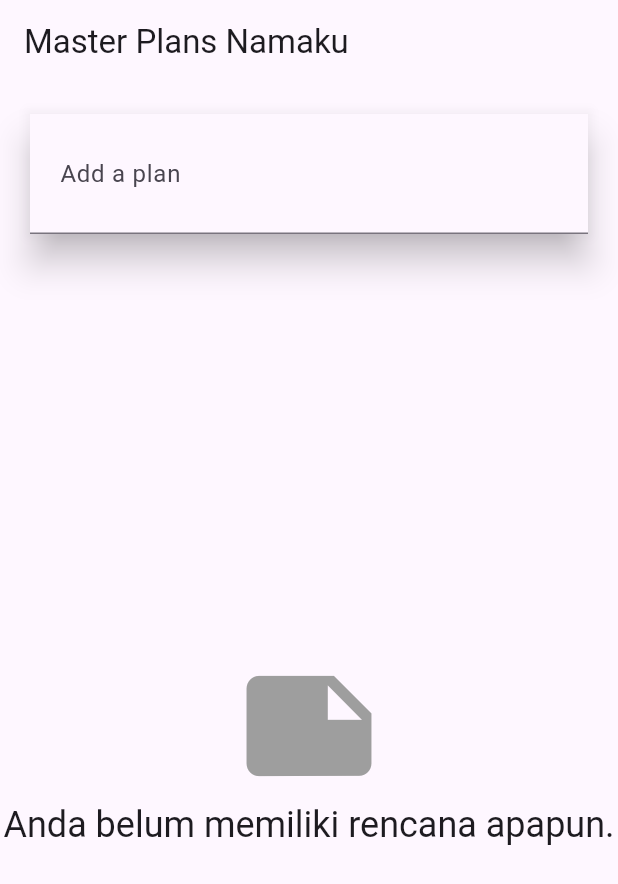
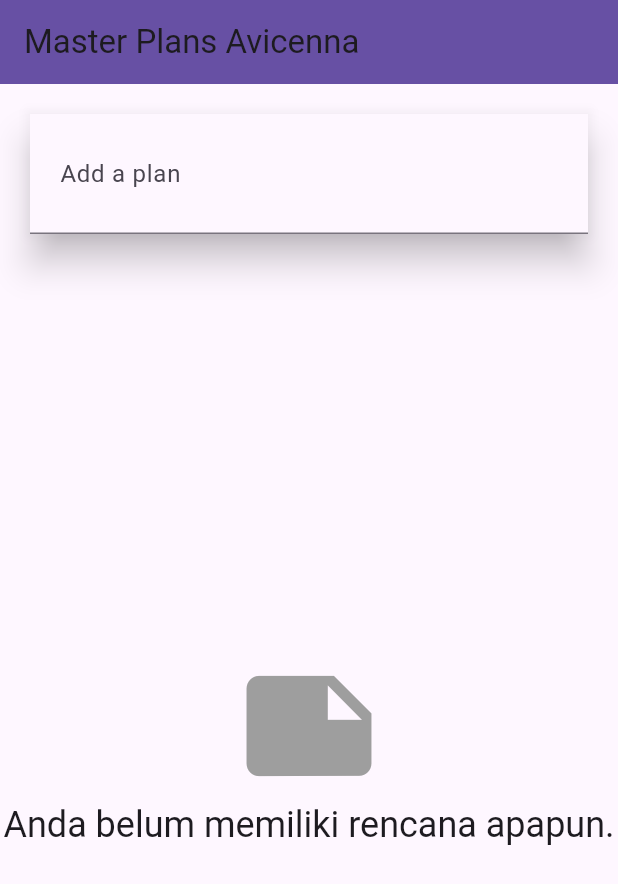
Before and after one commit to avicennamumtaza/courses-mobile, a Flutter app: the screen it shows after launch, on a phone screen of 412 x 824 dp. Shown: the top 884 px of the screen. Run offline on Flutter 3.47's test engine with Material 3 defaults, Android fonts, the phone set to English and light mode, and no system bars; our stand-ins replace auto_size_text, go_router.

Commit message:
task: finish bagian 10

```diff
--- a/Bagian11/master_plan/lib/main.dart
+++ b/Bagian11/master_plan/lib/main.dart
@@ -1,10 +1,11 @@
 import 'package:flutter/material.dart';
-import 'package:master_plan/model/plan.dart';
+import 'package:master_plan/model/data_layer.dart';
 import 'package:master_plan/plan_creator_screen.dart';
-import 'package:master_plan/plan_screen.dart';
+// import 'package:master_plan/plan_screen.dart';
 import 'package:master_plan/provider/plan_provider.dart';
+// import './plan_screen.dart';
 
-void main() => runApp(const MasterPlanApp());
+void main() => runApp(MasterPlanApp());
 
 class MasterPlanApp extends StatelessWidget {
   const MasterPlanApp({super.key});
@@ -18,7 +19,7 @@ class MasterPlanApp extends StatelessWidget {
         theme: ThemeData(
           primarySwatch: Colors.blue,
         ),
-        home: const PlanCreatorScreen(),
+        home: PlanCreatorScreen(),
       ),
     );
   }
--- a/Bagian11/master_plan/lib/plan_creator_screen.dart
+++ b/Bagian11/master_plan/lib/plan_creator_screen.dart
@@ -1,22 +1,28 @@
 import 'package:flutter/material.dart';
-import 'package:master_plan/model/plan.dart';
+import 'package:master_plan/model/data_layer.dart';
 import 'package:master_plan/plan_screen.dart';
 import 'package:master_plan/provider/plan_provider.dart';
 
 class PlanCreatorScreen extends StatefulWidget {
-  const PlanCreatorScreen({super.key});
-
   @override
-  State<PlanCreatorScreen> createState() => _PlanCreatorScreenState();
+  State createState() => _PlanCreateScreenState();
 }
 
-class _PlanCreatorScreenState extends State<PlanCreatorScreen> {
+class _PlanCreateScreenState extends State<PlanCreatorScreen> {
   final textController = TextEditingController();
 
   @override
-  void dispose() {
-    textController.dispose();
-    super.dispose();
+  Widget build(BuildContext context) {
+    return Scaffold(
+      // ganti ‘Namaku' dengan nama panggilan Anda
+      appBar: AppBar(
+          title: const Text('Master Plans Avicenna'),
+          backgroundColor: Theme.of(context).primaryColor),
+      body: Column(children: [
+        _buildListCreator(),
+        Expanded(child: _buildMasterPlans())
+      ]),
+    );
   }
 
   Widget _buildListCreator() {
@@ -30,8 +36,7 @@ class _PlanCreatorScreenState extends State<PlanCreatorScreen> {
               decoration: const InputDecoration(
                   labelText: 'Add a plan', contentPadding: EdgeInsets.all(20)),
               onEditingComplete: addPlan),
-      ),
-    );
+        ));
   }
 
   void addPlan() {
@@ -55,17 +60,10 @@ class _PlanCreatorScreenState extends State<PlanCreatorScreen> {
       return Column(
           mainAxisAlignment: MainAxisAlignment.center,
           children: <Widget>[
-          const Icon(
-            Icons.note,
-            size: 100,
-            color: Colors.grey,
-          ),
-          Text(
-            'Anda belum memiliki rencana apapun.',
-            style: Theme.of(context).textTheme.headlineSmall,
-          )
-        ],
-      );
+            const Icon(Icons.note, size: 100, color: Colors.grey),
+            Text('Anda belum memiliki rencana apapun.',
+                style: Theme.of(context).textTheme.headlineSmall)
+          ]);
     }
     return ListView.builder(
       itemCount: plans.length,
@@ -89,14 +87,8 @@ class _PlanCreatorScreenState extends State<PlanCreatorScreen> {
   }
 
   @override
-  Widget build(BuildContext context) {
-    return Scaffold(
-      // ganti ‘Namaku' dengan nama panggilan Anda
-      appBar: AppBar(title: const Text('Master Plans Namaku')),
-      body: Column(children: [
-        _buildListCreator(),
-        Expanded(child: _buildMasterPlans())
-      ]),
-    );
+  void dispose() {
+    textController.dispose();
+    super.dispose();
   }
 }
--- a/Bagian11/master_plan/lib/provider/plan_provider.dart
+++ b/Bagian11/master_plan/lib/provider/plan_provider.dart
@@ -1,12 +1,12 @@
 import 'package:flutter/material.dart';
-import 'package:master_plan/model/plan.dart';
+import 'package:master_plan/model/data_layer.dart';
 
 class PlanProvider extends InheritedNotifier<ValueNotifier<List<Plan>>> {
   const PlanProvider({
     super.key,
-    required super.child,
-    required ValueNotifier<List<Plan>> super.notifier,
-  });
+    required Widget child,
+    required ValueNotifier<List<Plan>> notifier,
+  }) : super(child: child, notifier: notifier);
 
   static ValueNotifier<List<Plan>> of(BuildContext context) {
     return context
```
Also changed, not shown: Bagian11/master_plan/lib/plan_screen.dart (+89 -67 lines), Bagian11/master_plan/images/p2.png (added), Bagian11/master_plan/images/p3.png (added), Bagian11/master_plan/images/p32.png (added), Bagian11/master_plan/lib/model/plan.dart (line endings or trailing spaces), 3 other files. Lines whose indentation alone changed are shown as unchanged.
